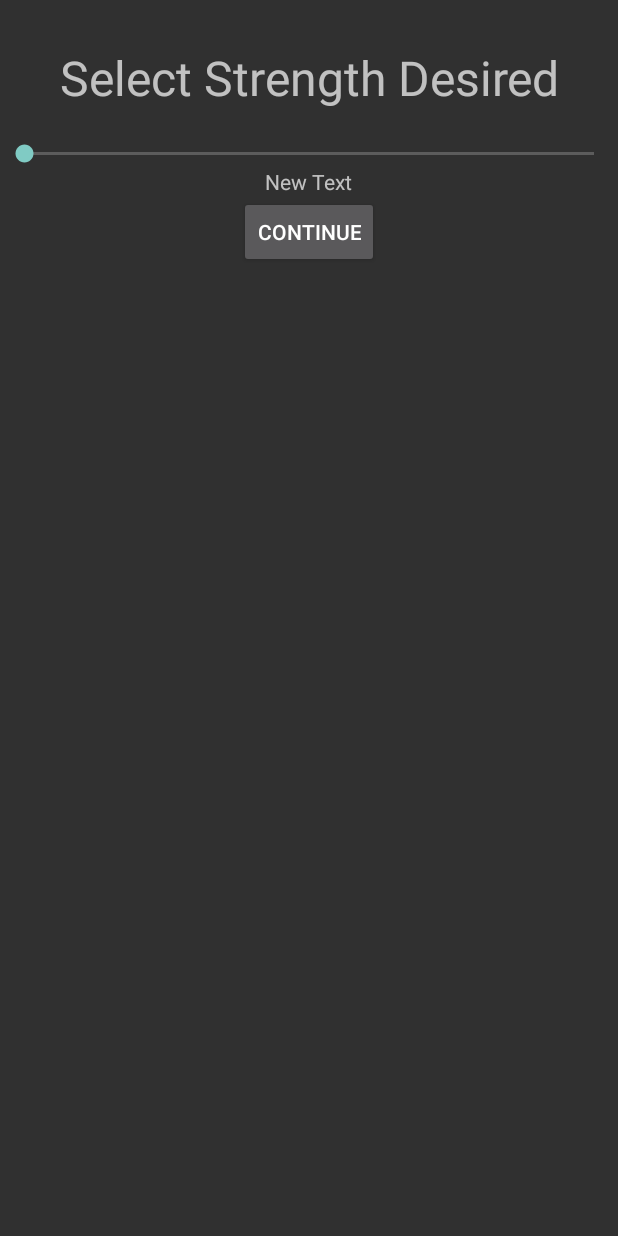
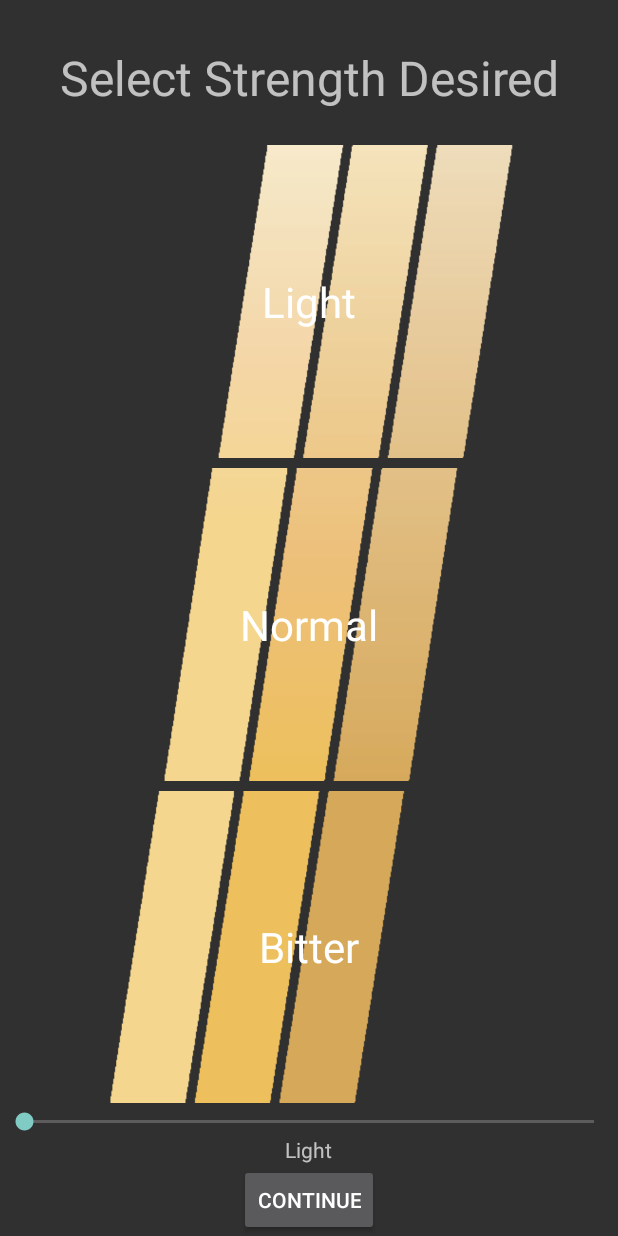
Before and after one commit to aprestona/Steeped., an Android app: the screen it shows after launch (StrengthDesire), after a tap on "White Tea", on a phone screen of 412 x 824 dp. Run offline under Robolectric (Android 15) with nearby library versions, the phone set to English and light mode, and no system bars.

Commit message:
Added buttons back to strengthdesire activity and added favorite feature to tea type and timer activites

```diff
--- a/app/src/main/java/sonsoflibertea/steeped/TeaType.java
+++ b/app/src/main/java/sonsoflibertea/steeped/TeaType.java
@@ -26,6 +26,7 @@ public class TeaType extends Activity implements OnClickListener {
     private Button buttonO;
     private Button buttonB;
     private Button buttonH;
+    private Button buttonFav;
 
 
     @Override
@@ -65,6 +66,7 @@ public class TeaType extends Activity implements OnClickListener {
         buttonO = (Button) findViewById(R.id.btn_oolong);
         buttonB = (Button) findViewById(R.id.btn_black);
         buttonH = (Button) findViewById(R.id.btn_herbal);
+        buttonFav = (Button) findViewById(R.id.favButton);
 
 		/*The buttons now have onClickListeners set, a method/function of the button class
 		 * to start a new activity/intent when pressed. In this case, pressing a button
@@ -77,6 +79,15 @@ public class TeaType extends Activity implements OnClickListener {
         buttonO.setOnClickListener(this);
         buttonB.setOnClickListener(this);
         buttonH.setOnClickListener(this);
+
+        SharedPreferences prefs = this.getSharedPreferences("com.example.app", Context.MODE_PRIVATE);
+        int isFavSet = prefs.getInt("com.example.app.isFavSet", 0);
+        if (isFavSet == 1){
+            buttonFav.setEnabled(true);
+        }
+        else {
+            buttonFav.setEnabled(false);
+        }
     }
 
     @Override
@@ -145,6 +156,27 @@ public class TeaType extends Activity implements OnClickListener {
         prefs.edit().putInt("com.example.app.tempC",tempC).apply();
         launchNextActivity();
     }
+
+    public void favButtonClk(View v)                                                                // Ran when favButton pressed
+    {
+        SharedPreferences prefs = this.getSharedPreferences("com.example.app",                      // Used for sharing data between activities
+                Context.MODE_PRIVATE);
+
+        int time = prefs.getInt("com.example.app.favTime", 0);                                    // Gets current settings
+        float strength = prefs.getFloat("com.example.app.favStrength", 0);
+        int tempF = prefs.getInt("com.example.app.favTempF", 0);
+        int tempC = prefs.getInt("com.example.app.favTempC", 0);
+
+        prefs.edit().putInt("com.example.app.base_time", time).apply();                               // Sets settings based on favorite settings and skips to timer activity
+        prefs.edit().putFloat("com.example.app.strength", strength).apply();
+        prefs.edit().putInt("com.example.app.tempF", tempF).apply();
+        prefs.edit().putInt("com.example.app.tempC", tempC).apply();
+
+        Intent nextActivity = new Intent(TeaType.this, Timer.class);
+                                                                                                    // Launches timer activity
+        startActivity(nextActivity);
+    }
+
     private void launchNextActivity()
     {
 
--- a/app/src/main/res/layout/strength_desire.xml
+++ b/app/src/main/res/layout/strength_desire.xml
@@ -31,6 +31,45 @@
         android:layout_width="match_parent"
         android:layout_height="fill_parent">
 
+        <Button
+            android:id="@+id/sd_light"
+            android:layout_width="fill_parent"
+            android:layout_height="fill_parent"
+            android:layout_gravity="center_vertical"
+            android:text="@string/buttonsd_light"
+            android:layout_weight="1"
+            android:textSize="28sp"
+            style="@style/AppTheme"
+            android:layout_margin="3dp"
+            android:background="@drawable/light"
+            android:adjustViewBounds="false"
+            android:onClick="lightBtnClk"/>
+
+        <Button
+            android:id="@+id/sd_normal"
+            android:layout_width="fill_parent"
+            android:layout_height="fill_parent"
+            android:layout_gravity="center_horizontal"
+            android:text="@string/buttonsd_normal"
+            android:layout_weight="1"
+            android:textSize="28sp"
+            style="@style/AppTheme"
+            android:layout_margin="3dp"
+            android:background="@drawable/medium"
+            android:onClick="mediumBtnClk"/>
+
+        <Button
+            android:id="@+id/sd_strong"
+            android:layout_width="fill_parent"
+            android:layout_height="fill_parent"
+            android:text="@string/buttonsd_bitter"
+            android:layout_weight="1"
+            android:textSize="28sp"
+            style="@style/AppTheme"
+            android:layout_margin="3dp"
+            android:background="@drawable/heavy"
+            android:onClick="bitterBtnClk"/>
+
         <SeekBar
             android:layout_width="match_parent"
             android:layout_height="wrap_content"
@@ -39,7 +78,7 @@
         <TextView
             android:layout_width="wrap_content"
             android:layout_height="wrap_content"
-            android:text="New Text"
+            android:text="Light"
             android:id="@+id/textProgress"
             android:layout_gravity="center_horizontal" />
 
--- a/app/src/main/res/values/strings.xml
+++ b/app/src/main/res/values/strings.xml
@@ -22,6 +22,7 @@
     <string name="buttonsd_light">Light</string>
     <string name="buttonsd_normal">Normal</string>
     <string name="buttonsd_strong">Strong</string>
+    <string name="buttonsd_bitter">Bitter</string>
 
     <string name="textViewTime"></string>
     <string name="btnStop">Stop</string>
```
Also changed, not shown: app/src/main/java/sonsoflibertea/steeped/StrengthDesire.java (+46 -6 lines), app/src/main/java/sonsoflibertea/steeped/Timer.java (+31 -8 lines), app/src/main/res/layout/tea_type.xml (+9 -0 lines), app/src/main/res/layout/timer.xml (+17 -0 lines).
